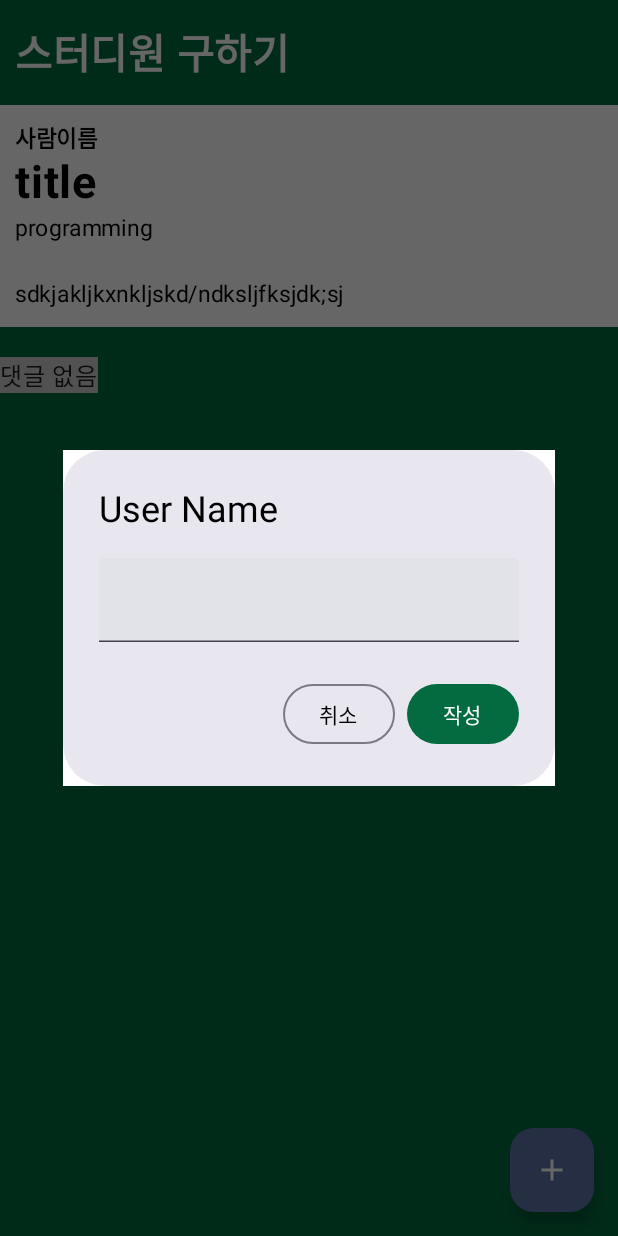
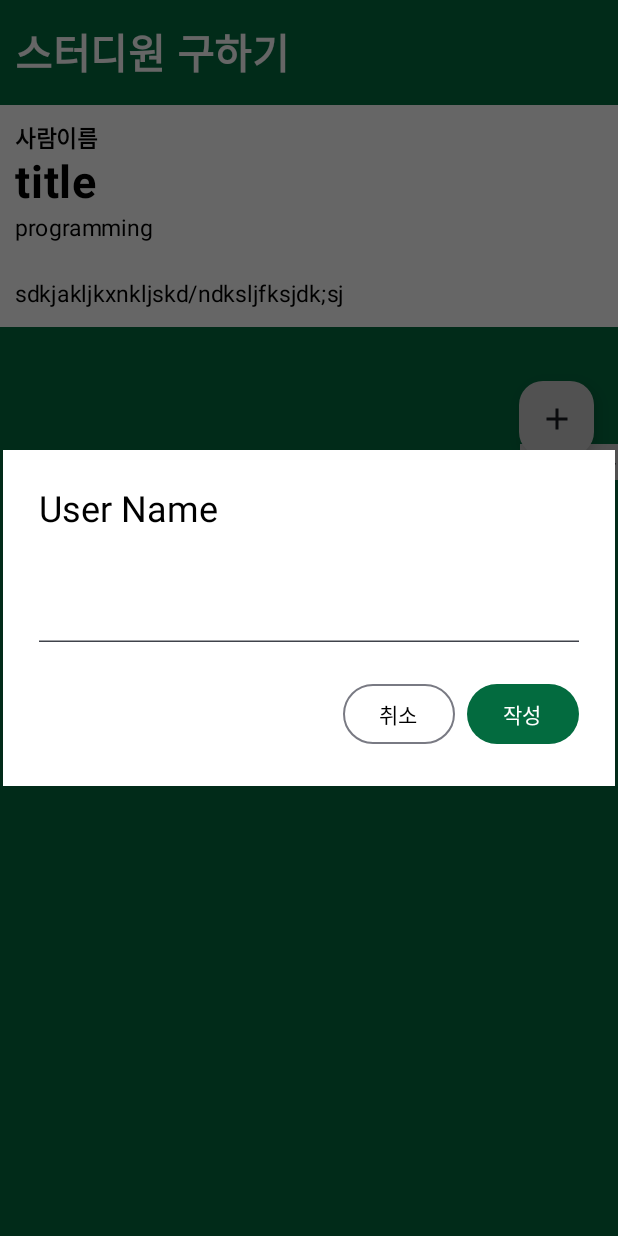
Before and after one commit to sohyeonjung/KHYKU, an Android app built with Jetpack Compose: the screen it shows after launch (MainActivity), after a tap on "Add", on a phone screen of 412 x 824 dp. Run offline under Robolectric (Android 15) with nearby library versions, the phone set to English and light mode, and no system bars; our stand-ins replace Room's generated code.

Commit message:
UI complete

```diff
--- a/app/src/main/java/com/example/khyku/screen/CommentInputDialog.kt
+++ b/app/src/main/java/com/example/khyku/screen/CommentInputDialog.kt
@@ -1,12 +1,16 @@
 package com.example.khyku.screen
 
 import androidx.compose.foundation.background
+import androidx.compose.foundation.layout.width
+import androidx.compose.foundation.shape.RoundedCornerShape
 import androidx.compose.material3.AlertDialog
 import androidx.compose.material3.Button
 import androidx.compose.material3.ButtonDefaults
+import androidx.compose.material3.ExperimentalMaterial3Api
 import androidx.compose.material3.OutlinedButton
 import androidx.compose.material3.Text
 import androidx.compose.material3.TextField
+import androidx.compose.material3.TextFieldDefaults
 import androidx.compose.runtime.Composable
 import androidx.compose.runtime.getValue
 import androidx.compose.runtime.mutableStateOf
@@ -14,9 +18,12 @@ import androidx.compose.runtime.remember
 import androidx.compose.runtime.setValue
 import androidx.compose.ui.Modifier
 import androidx.compose.ui.graphics.Color
+import androidx.compose.ui.unit.dp
+import androidx.compose.ui.unit.sp
 import com.example.khyku.roomDB.Comment
 import com.example.khyku.viewmodel.CommentViewModel
 
+@ExperimentalMaterial3Api
 @Composable
 fun CommentInputDialog(
     onDismiss: () -> Unit,
@@ -37,8 +44,13 @@ fun CommentInputDialog(
             TextField(
                 value = commentText,
                 onValueChange = { commentText = it },
-                placeholder = { Text("댓글을 입력하세요.", color = Color.Black) }
+                placeholder = { Text("댓글을 입력하세요.", color = Color.Black, fontSize = 20.sp) },
+                colors = TextFieldDefaults.textFieldColors(
+                    containerColor = Color.White
+                ),
+                modifier = Modifier.width(360.dp)
             )
+
         },
         confirmButton = {
             Button(onClick = {
@@ -53,6 +65,8 @@ fun CommentInputDialog(
             OutlinedButton(onClick = onDismiss) {
                 Text("취소", color = Color.Black)
             }
-        }
+        },
+        shape = RoundedCornerShape(0.dp),
+        containerColor = Color.White
     )
 }
--- a/app/src/main/java/com/example/khyku/screen/PostScreen.kt
+++ b/app/src/main/java/com/example/khyku/screen/PostScreen.kt
@@ -8,8 +8,11 @@ import androidx.compose.foundation.layout.fillMaxSize
 import androidx.compose.foundation.layout.fillMaxWidth
 import androidx.compose.foundation.layout.height
 import androidx.compose.foundation.layout.padding
+import androidx.compose.foundation.layout.size
+import androidx.compose.foundation.rememberScrollState
 import androidx.compose.material.icons.Icons
 import androidx.compose.material.icons.filled.Add
+import androidx.compose.material3.ExperimentalMaterial3Api
 import androidx.compose.material3.FloatingActionButton
 import androidx.compose.material3.Icon
 import androidx.compose.material3.Text
@@ -35,10 +38,14 @@ import com.example.khyku.viewmodel.CommentViewModel
 import com.example.khyku.viewmodel.CommentViewModelFactory
 
 
+@ExperimentalMaterial3Api
 @Composable
 fun PostDetailScreen(post: Post) {
 
     val KonkukGreen = Color(0xFF036B3F)
+
+    val state = rememberScrollState()
+
 
     val context = LocalContext.current
     val commentdb = CommentDatabase.getCommentDatabase(context)
@@ -60,7 +67,10 @@ fun PostDetailScreen(post: Post) {
     ) {
         Text(
             text="스터디원 구하기",
-            modifier = Modifier.fillMaxWidth().height(70.dp).padding(top=15.dp, start = 10.dp),
+            modifier = Modifier
+                .fillMaxWidth()
+                .height(70.dp)
+                .padding(top = 15.dp, start = 10.dp),
             color = Color.White,
             fontSize = 27.sp,
             fontWeight = FontWeight.Bold
@@ -72,29 +82,43 @@ fun PostDetailScreen(post: Post) {
         ){
             Text(
                 text="사람이름",
-                modifier = Modifier.fillMaxWidth().padding(start=10.dp, top=10.dp),
+                modifier = Modifier
+                    .fillMaxWidth()
+                    .padding(start = 10.dp, top = 10.dp),
                 color = Color.Black,
                 fontWeight = FontWeight.Bold,
                 fontSize = 15.sp
             )
             Text(text = post.postTitle,
-                modifier = Modifier.fillMaxWidth().padding(start=10.dp),
+                modifier = Modifier
+                    .fillMaxWidth()
+                    .padding(start = 10.dp),
                 color = Color.Black,
                 fontSize = 30.sp,
                 fontWeight = FontWeight.Bold
             )
             Text(text=post.postType,
-                modifier = Modifier.fillMaxWidth().padding(start=10.dp),
+                modifier = Modifier
+                    .fillMaxWidth()
+                    .padding(start = 10.dp),
                 color = Color.Black,
                 fontSize = 15.sp
             )
             Text(text = post.postContents,
-                modifier = Modifier.fillMaxWidth().padding(top=20.dp, start=10.dp, bottom=10.dp),
+                modifier = Modifier
+                    .fillMaxWidth()
+                    .padding(top = 20.dp, start = 10.dp, bottom = 10.dp),
                 color = Color.Black,
                 fontSize = 15.sp
             )
         }
-        Spacer(modifier = Modifier.padding(top=20.dp).background(color = KonkukGreen))
+        Spacer(modifier = Modifier.background(color = KonkukGreen).padding(top=20.dp))
+        Box(
+            modifier = Modifier
+                .fillMaxWidth(),
+            contentAlignment = Alignment.BottomEnd
+        ) {
+
             Column (
                 modifier = Modifier
                     .background(color = Color.LightGray)
@@ -108,16 +132,17 @@ fun PostDetailScreen(post: Post) {
                     )
                 }
             }
-        Box(
+             FloatingActionButton(onClick = { showCommentDialog = true },
                 modifier = Modifier
-                .fillMaxSize()
-                .padding(16.dp),
-            contentAlignment = Alignment.BottomEnd
-        ) {
-            FloatingActionButton(onClick = { showCommentDialog = true },
-                modifier = Modifier.background(color = KonkukGreen)) {
+                    .padding(16.dp)
+                    .size(50.dp)
+                    .align(Alignment.BottomEnd),
+                containerColor = Color.LightGray)
+            {
                 Icon(Icons.Default.Add, contentDescription = "Add")
             }
+
+
         }
     }
 
```
Lines whose indentation alone changed are shown as unchanged.
